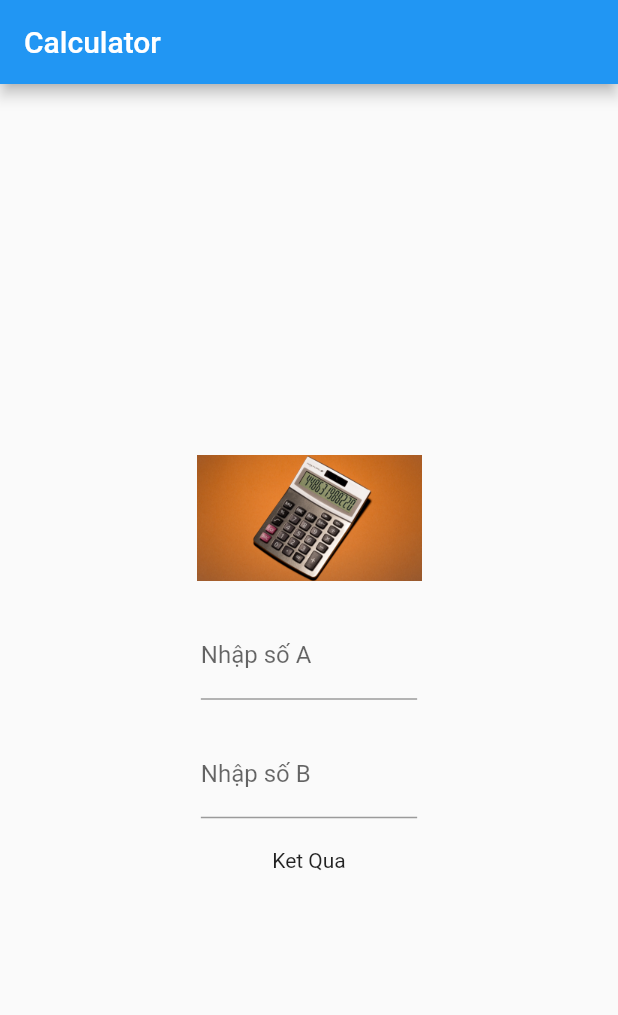
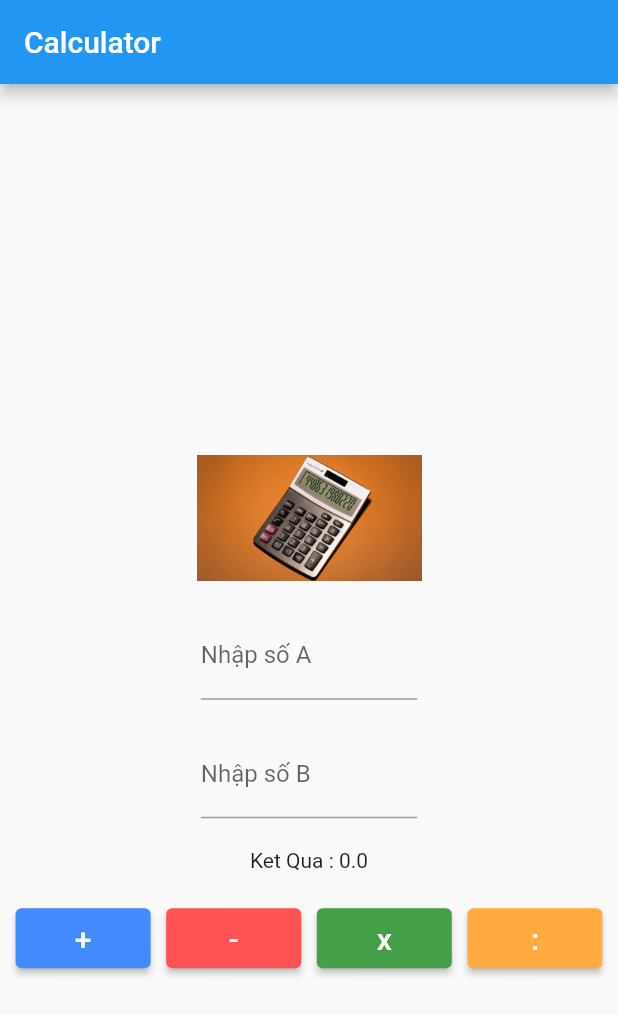
Before and after one commit to matux-team/flutter-homework, a Flutter app: the screen it shows after launch, on a phone screen of 412 x 824 dp. Shown: the top 1015 px of the screen. Run offline on Flutter 3.47's test engine with Material 2 defaults, Android fonts, the phone set to English and light mode, and no system bars.

Commit message:
update home_work_4_1

```diff
--- /dev/null
+++ b/home_work_4_1/lib/declaration.dart
@@ -0,0 +1,22 @@
+import 'package:flutter/material.dart';
+
+final controllerA = TextEditingController();
+final controllerB = TextEditingController();
+
+double cong(double a, double b) {
+  return a + b;
+}
+
+double tru(double a, double b) {
+  return a - b;
+}
+
+double nhan(double a, double b) {
+  return a * b;
+}
+
+double chia(double a, double b) {
+  return (a / b);
+}
+
+double ketqua = 0;
--- a/home_work_4_1/lib/home_page.dart
+++ b/home_work_4_1/lib/home_page.dart
@@ -1,9 +1,15 @@
 import 'package:flutter/material.dart';
 import 'package:home_work_4_1/input_number.dart';
+import 'package:home_work_4_1/declaration.dart';
 
-class HomePage extends StatelessWidget {
+class HomePage extends StatefulWidget {
   const HomePage({Key? key}) : super(key: key);
 
+  @override
+  State<HomePage> createState() => _HomePageState();
+}
+
+class _HomePageState extends State<HomePage> {
   @override
   Widget build(BuildContext context) {
     return Scaffold(
@@ -22,13 +28,83 @@ class HomePage extends StatelessWidget {
                 'assets/images/calculator.jpeg',
                 width: 150,
               ),
-              InputNumber(key: const Key('inputA'), text: 'Nhập số A'),
-              InputNumber(key: const Key('inputB'), text: 'Nhập số B'),
-              Container(padding: EdgeInsets.all(20), child: Text('Ket Qua')),
+              InputNumber(text: 'Nhập số A', controller: controllerA),
+              InputNumber(text: 'Nhập số B', controller: controllerB),
               Container(
-                child: Row(
-                  children: [],
-                ),
+                  padding: const EdgeInsets.all(20.0),
+                  child: Text('Ket Qua : $ketqua')),
+              Row(
+                mainAxisAlignment: MainAxisAlignment.spaceEvenly,
+                children: [
+                  ElevatedButton(
+                    onPressed: () {
+                      setState(() {
+                        ketqua = cong(double.parse(controllerA.text),
+                            double.parse(controllerB.text));
+                      });
+                    },
+                    child: const Text(
+                      '+',
+                      style: TextStyle(fontSize: 20),
+                    ),
+                    style: ButtonStyle(
+                        fixedSize:
+                            MaterialStateProperty.all(const Size(90, 40)),
+                        backgroundColor:
+                            MaterialStateProperty.all(Colors.blueAccent)),
+                  ),
+                  ElevatedButton(
+                    onPressed: () {
+                      setState(() {
+                        ketqua = tru(double.parse(controllerA.text),
+                            double.parse(controllerB.text));
+                      });
+                    },
+                    child: const Text(
+                      '-',
+                      style: TextStyle(fontSize: 20),
+                    ),
+                    style: ButtonStyle(
+                        fixedSize:
+                            MaterialStateProperty.all(const Size(90, 40)),
+                        backgroundColor:
+                            MaterialStateProperty.all(Colors.redAccent)),
+                  ),
+                  ElevatedButton(
+                    onPressed: () {
+                      setState(() {
+                        ketqua = nhan(double.parse(controllerA.text),
+                            double.parse(controllerB.text));
+                      });
+                    },
+                    child: const Text(
+                      'x',
+                      style: TextStyle(fontSize: 20),
+                    ),
+                    style: ButtonStyle(
+                        fixedSize:
+                            MaterialStateProperty.all(const Size(90, 40)),
+                        backgroundColor:
+                            MaterialStateProperty.all(Colors.green[600])),
+                  ),
+                  ElevatedButton(
+                    onPressed: () {
+                      setState(() {
+                        ketqua = chia(double.parse(controllerA.text),
+                            double.parse(controllerB.text));
+                      });
+                    },
+                    child: const Text(
+                      ':',
+                      style: TextStyle(fontSize: 20),
+                    ),
+                    style: ButtonStyle(
+                        fixedSize:
+                            MaterialStateProperty.all(const Size(90, 40)),
+                        backgroundColor:
+                            MaterialStateProperty.all(Colors.orangeAccent)),
+                  ),
+                ],
               ),
             ],
           ),
--- a/home_work_4_1/lib/input_number.dart
+++ b/home_work_4_1/lib/input_number.dart
@@ -1,9 +1,11 @@
 import 'package:flutter/material.dart';
+import 'package:flutter/services.dart';
 
 class InputNumber extends StatelessWidget {
-  InputNumber({Key? key, required this.text}) : super(key: key);
+  const InputNumber({Key? key, required this.text, required this.controller})
+      : super(key: key);
 
-  final controller = TextEditingController();
+  final TextEditingController? controller;
   final String text;
 
   @override
@@ -13,6 +15,7 @@ class InputNumber extends StatelessWidget {
       width: MediaQuery.of(context).size.width * 0.35,
       child: TextField(
         controller: controller,
+        inputFormatters: [FilteringTextInputFormatter.digitsOnly],
         decoration: InputDecoration(
             border: const UnderlineInputBorder(), labelText: text),
       ),
--- a/home_work_4_1/lib/main.dart
+++ b/home_work_4_1/lib/main.dart
@@ -17,7 +17,7 @@ class MyApp extends StatelessWidget {
         primarySwatch: Colors.blue,
       ),
       debugShowCheckedModeBanner: false,
-      home: HomePage(),
+      home: const HomePage(),
     );
   }
 }
```
